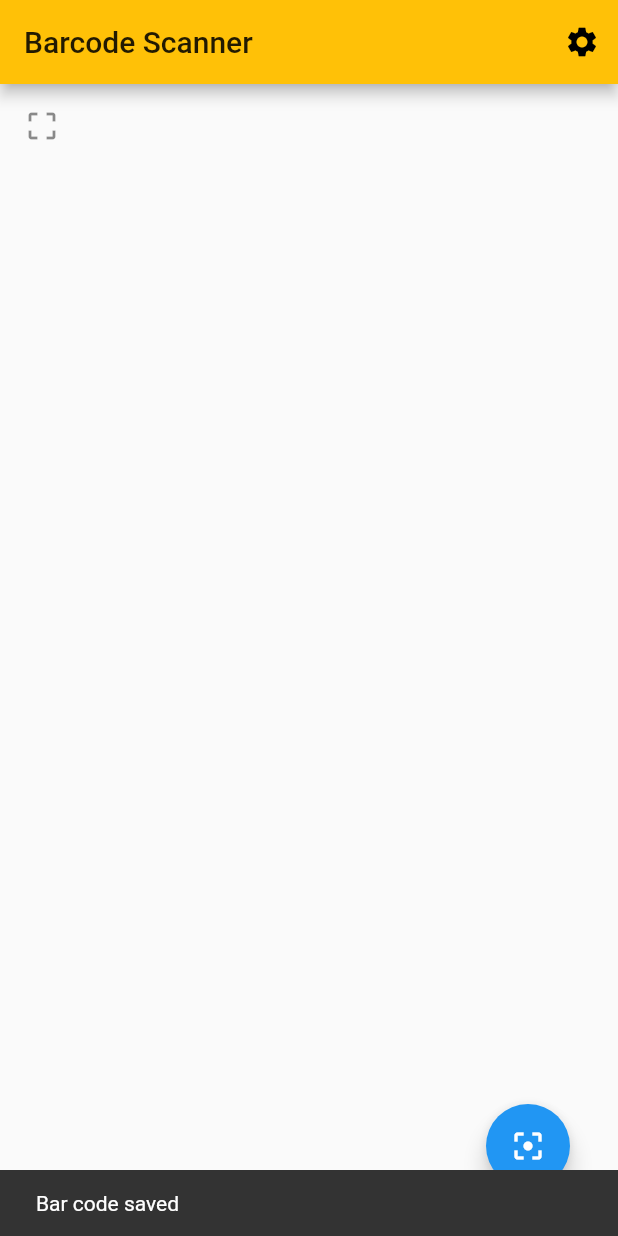
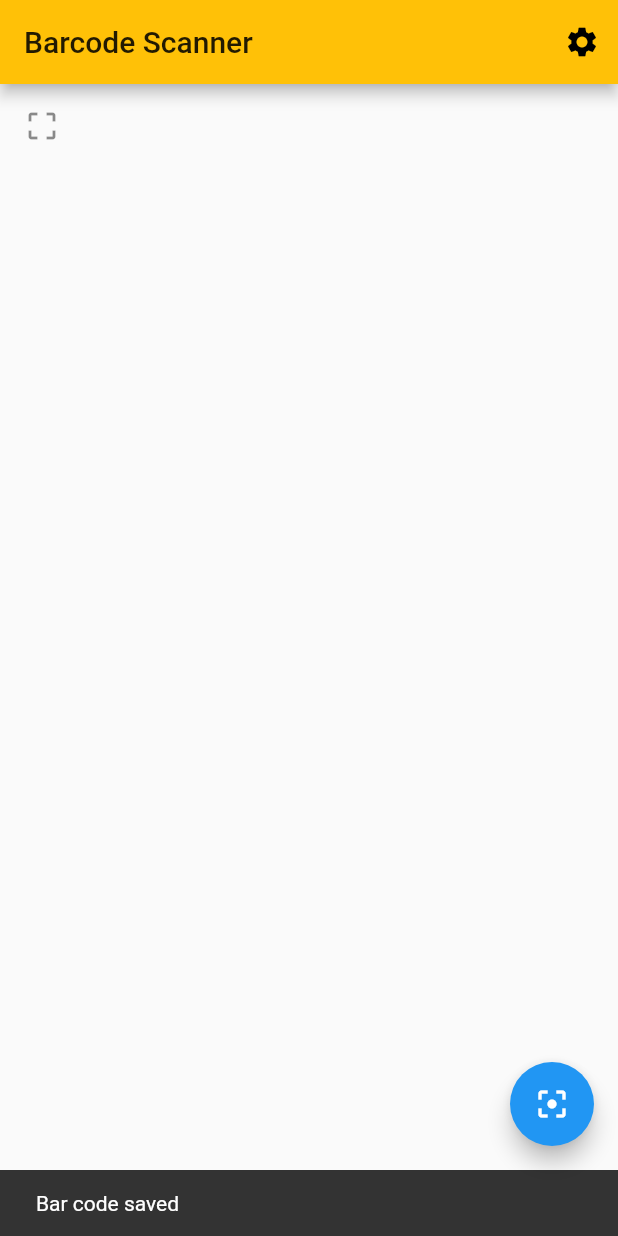
Before and after one commit to Vizhan/flutter_barcode_pdp, a Flutter app: the screen it shows after launch, after a tap on the "filter center focus" icon, on a phone screen of 412 x 824 dp. Run offline on Flutter 3.47's test engine with Material 2 defaults, Android fonts, the phone set to English and light mode, and no system bars; our stand-ins replace sqflite; missing offline and left inert: barcode_scan; accounts and stored records are empty.

Commit message:
Fix mark up

```diff
--- a/lib/main.dart
+++ b/lib/firstscreen.dart
@@ -8,9 +8,9 @@ import 'dbhelper.dart';
 import 'barcode.dart';
 import 'secondscreen.dart';
 
-void main() => runApp(new MyApp());
+void main() => runApp(new BarCodeApp());
 
-class MyApp extends StatelessWidget {
+class BarCodeApp extends StatelessWidget {
   @override
   Widget build(BuildContext context) {
     return new MaterialApp(
@@ -24,8 +24,6 @@ class MyApp extends StatelessWidget {
 }
 
 class BarCodes extends StatefulWidget {
-  BarCodes({Key key}) : super(key: key);
-
   @override
   BarCodesState createState() => new BarCodesState();
 }
@@ -63,9 +61,7 @@ class BarCodesState extends State<BarCodes> {
               }),
         ],
       ),
-      body: new Stack(
-        children: <Widget>[
-          new FutureBuilder<List<String>>(
+      body: new FutureBuilder<List<String>>(
         future: fetchBarCodesFromDatabase(),
         builder: (context, snapshot) {
           if (snapshot.data.length == 0) {
@@ -86,15 +82,9 @@ class BarCodesState extends State<BarCodes> {
           }
         },
       ),
-          new Container(
-            alignment: const Alignment(1.0, 1.0),
-            padding: const EdgeInsets.all(32.0),
-            child: new FloatingActionButton(
+      floatingActionButton: new FloatingActionButton(
         onPressed: scan,
         child: const Icon(Icons.filter_center_focus),
-            ),
-          ),
-        ],
       ),
     );
   }
```
Also changed, not shown: lib/secondscreen.dart (+7 -1 lines), 1 other file. Lines whose indentation alone changed are shown as unchanged.
